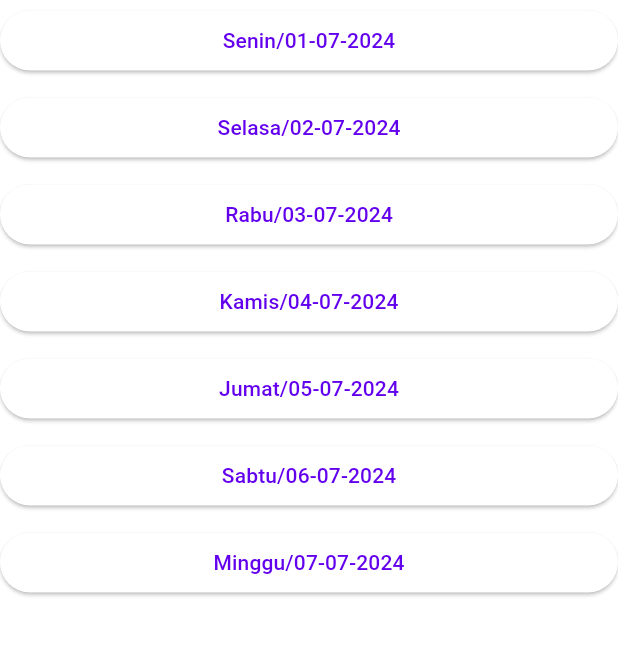
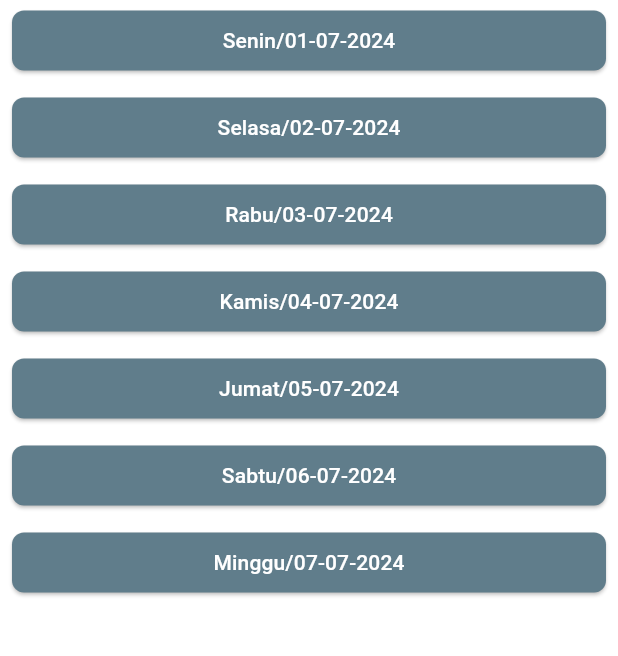
Before and after one commit to mhmdnurulkarim/aqua_sense, a Flutter app: the WeeklyScreen screen opened by its route, after a tap on an icon or button, on a phone screen of 412 x 824 dp, the part 90-746 px from its top. Run offline on Flutter 3.47's test engine with Material 3 defaults, Android fonts, the phone set to English and light mode, and no system bars; our stand-ins replace cloud_firestore, firebase_core, firebase_messaging, fl_chart, flutter_local_notifications, sizer; accounts and stored records are empty.

```diff
--- a/lib/presentation/weekly_screen.dart
+++ b/lib/presentation/weekly_screen.dart
@@ -1,8 +1,7 @@
 import 'package:flutter/material.dart';
-import 'package:intl/intl.dart';
 
+import '../core/data_service.dart';
 import '../widgets/chart.dart';
-import '../core/data_service.dart';
 import '../widgets/widget_utils.dart';
 
 class WeeklyScreen extends StatefulWidget {
@@ -19,6 +18,8 @@ class _WeeklyScreenState extends State<WeeklyScreen> {
 
   bool _isLoadingDailyButtons = false;
   List<DateTime> _dailyDates = [];
+
+  DateTime? _selectedDate;
 
   @override
   void initState() {
@@ -37,9 +38,22 @@ class _WeeklyScreenState extends State<WeeklyScreen> {
         _bottomTitles =
             _todayData.map((dataPoint) => dataPoint.titleToday).toList();
       });
+
+      if (_todayData.isEmpty) {
+        ScaffoldMessenger.of(context).showSnackBar(
+          SnackBar(
+            content: Text('Tidak ada data untuk hari ini'),
+          ),
+        );
+      }
     } catch (e) {
-      // Handle error, e.g., show a SnackBar or log the error
+      // Handle error, e.g., show a SnackBar atau log the error
       print('Error fetching today data: $e');
+      ScaffoldMessenger.of(context).showSnackBar(
+        SnackBar(
+          content: Text('Terjadi kesalahan saat mengambil data: $e'),
+        ),
+      );
     } finally {
       setState(() {
         _isLoading = false;
@@ -64,13 +78,18 @@ class _WeeklyScreenState extends State<WeeklyScreen> {
   }
 
   void _showDataBottomSheet(DateTime date) async {
+    setState(() {
+      _selectedDate = date;
+    });
     await _fetchTodayData(date);
+    if (_todayData.isNotEmpty) {
       showModalBottomSheet(
         context: context,
         builder: (context) {
           return _buildBottomSheetContent();
         },
       );
+    }
   }
 
   Widget _buildBottomSheetContent() {
@@ -86,10 +105,10 @@ class _WeeklyScreenState extends State<WeeklyScreen> {
             : Column(
                 children: [
                   SizedBox(height: 20),
-                  // SectionHeader(
-                  //   text: 'Rata-rata Mingguan',
-                  //   padding: padding8,
-                  // ),
+                  SectionHeader(
+                    text: 'Hari: ${_selectedDate != null ? formatDateInIndonesian(_selectedDate!): ''}',
+                    padding: const EdgeInsets.all(8.0),
+                  ),
                   ValueContainer(
                     label: 'pH',
                     value: _todayData[0].phAverage,
@@ -121,7 +140,7 @@ class _WeeklyScreenState extends State<WeeklyScreen> {
                   Text('Jam'),
                   SizedBox(height: 15),
                 ],
-              ),
+              )
       ]),
     ));
   }
@@ -227,9 +246,26 @@ class _WeeklyScreenState extends State<WeeklyScreen> {
                 final date = _dailyDates[index];
                 final formattedDate = formatDateInIndonesian(date);
                 return Padding(
-                  padding: const EdgeInsets.symmetric(vertical: 5.0),
+                  padding: const EdgeInsets.symmetric(
+                      horizontal: 8.0, vertical: 5.0),
                   child: ElevatedButton(
-                    child: Text(formattedDate),
+                    style: ButtonStyle(
+                      shape: MaterialStateProperty.all<RoundedRectangleBorder>(
+                        RoundedRectangleBorder(
+                          borderRadius: BorderRadius.circular(8),
+                        ),
+                      ),
+                      padding: MaterialStateProperty.all(
+                        EdgeInsets.symmetric(horizontal: 8, vertical: 5),
+                      ),
+                      backgroundColor: MaterialStateProperty.all<Color>(
+                        Colors.blueGrey,
+                      ),
+                    ),
+                    child: Text(
+                      formattedDate,
+                      style: TextStyle(color: Colors.white),
+                    ),
                     onPressed: () {
                       _showDataBottomSheet(date);
                     },
```
Also changed, not shown: lib/presentation/this_month_screen.dart (+7 -7 lines), lib/presentation/today_screen.dart (+12 -10 lines), pubspec.yaml (+3 -8 lines), assets/images/image_not_found.png (deleted), assets/images/img_group.svg (deleted), assets/images/img_group_blue_gray_900.svg (deleted), assets/images/img_group_gray_400.svg (deleted), 3 other files. Lines whose indentation alone changed are shown as unchanged.
